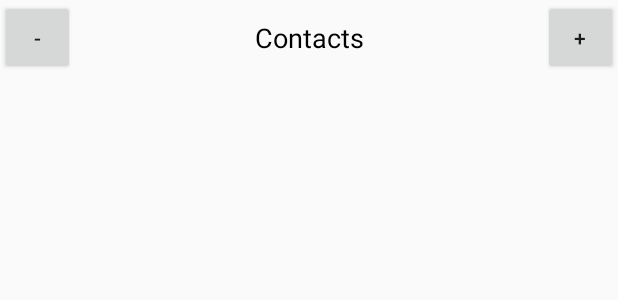
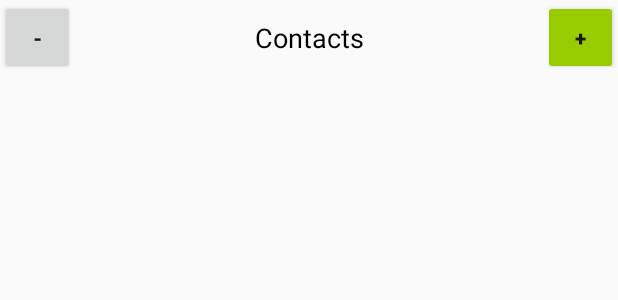
Before and after one commit to mattiaPalmas/Rubrica, an Android app: the layout activity_rubrica.xml on its own in the app's theme, with its tools: preview values and no code run, on a phone screen of 412 x 824 dp. Shown: the top 300 px of the screen. Run offline under Robolectric (Android 15) with nearby library versions, the phone set to English and light mode, and no system bars.

```diff
--- a/app/src/main/res/layout/activity_rubrica.xml
+++ b/app/src/main/res/layout/activity_rubrica.xml
@@ -16,7 +16,8 @@
             android:layout_width="50dp"
             android:layout_height="50dp"
             android:onClick="deleteContact"
-            android:text="-" />
+            android:text="-"
+            android:textStyle="bold" />
 
         <TextView
             android:id="@+id/textView"
@@ -32,8 +33,10 @@
             android:id="@+id/newContactButton"
             android:layout_width="50dp"
             android:layout_height="50dp"
+            android:backgroundTint="@android:color/holo_green_light"
             android:onClick="addContact"
-            android:text="+" />
+            android:text="+"
+            android:textStyle="bold" />
 
     </LinearLayout>
 
--- a/app/src/main/res/layout/item_recycle_view.xml
+++ b/app/src/main/res/layout/item_recycle_view.xml
@@ -15,6 +15,8 @@
         android:layout_marginRight="10dp"
         android:layout_marginTop="20dp"
         android:text="-"
+        android:textColor="@android:color/holo_red_dark"
+        android:textStyle="bold"
         android:visibility="gone" />
 
     <android.support.v7.widget.CardView
--- a/app/src/main/res/values/colors.xml
+++ b/app/src/main/res/values/colors.xml
@@ -1,6 +1,6 @@
 <?xml version="1.0" encoding="utf-8"?>
 <resources>
-    <color name="colorPrimary">#3F51B5</color>
-    <color name="colorPrimaryDark">#303F9F</color>
+    <color name="colorPrimary">#b7c1fa</color>
+    <color name="colorPrimaryDark">#8a99fa</color>
     <color name="colorAccent">#FF4081</color>
 </resources>
```
Also changed, not shown: app/src/main/java/com/exerciseapp/mattiapalmas/rubrica/AdaptorRecycleView.java (+25 -1 lines), app/src/main/java/com/exerciseapp/mattiapalmas/rubrica/DatabaseHelper.java (+9 -0 lines), app/src/main/java/com/exerciseapp/mattiapalmas/rubrica/RubricaActivity.java (+8 -2 lines).
